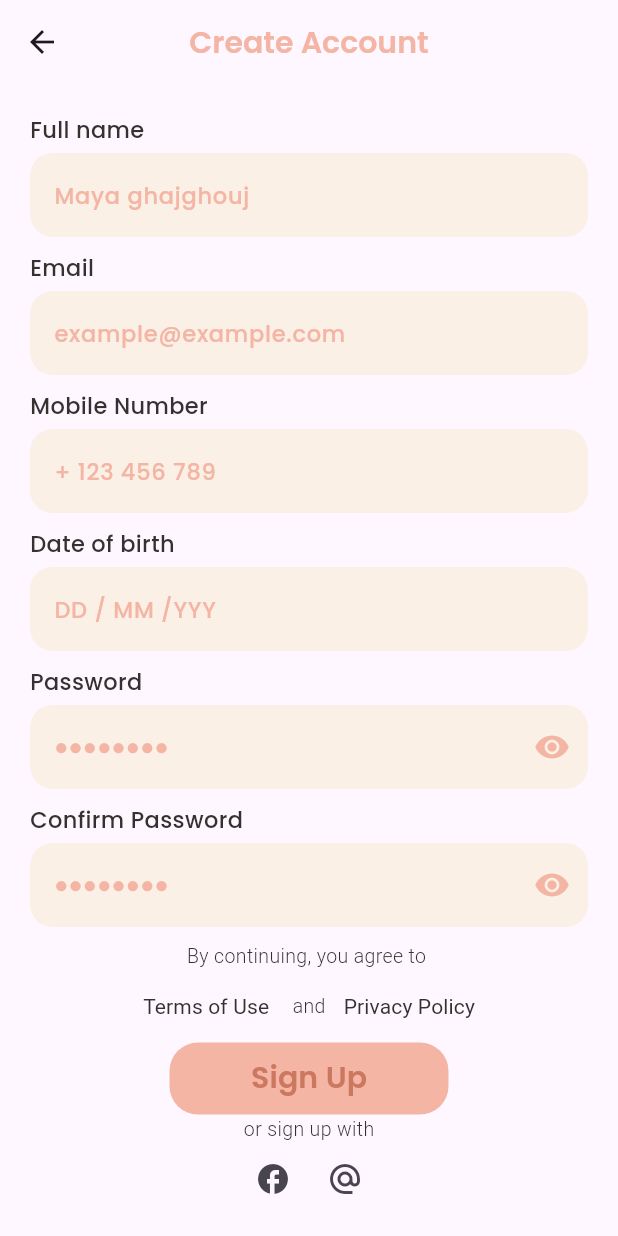
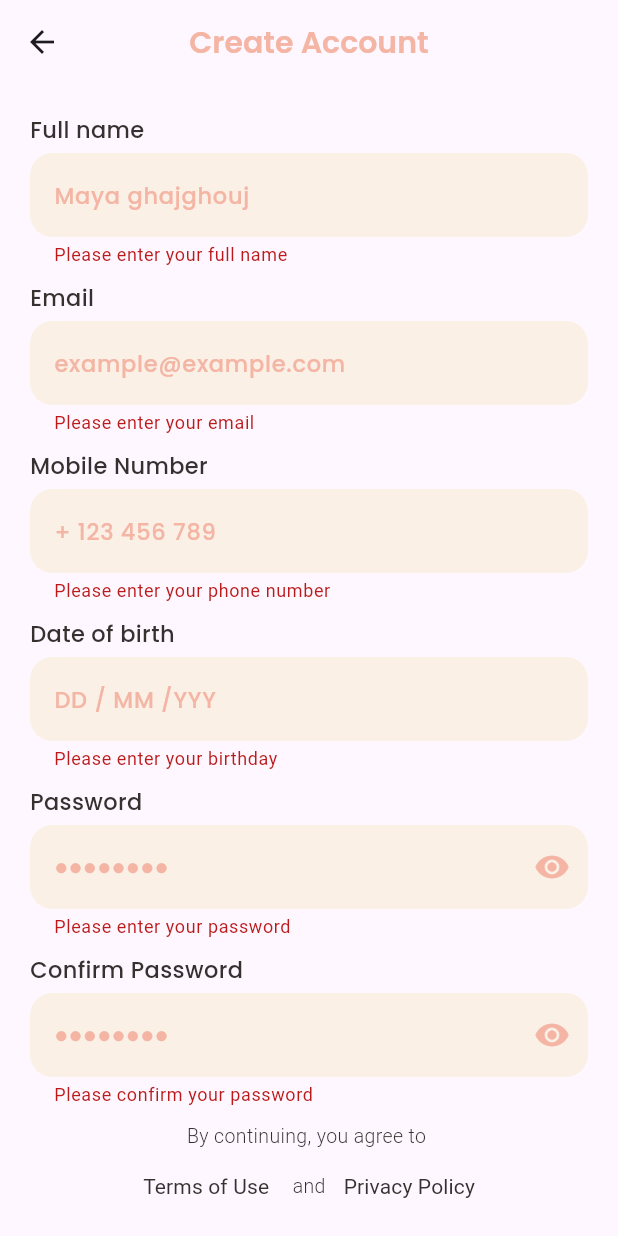
Before and after one commit to MayaGhajghouj/Market, a Flutter app: the Signup screen opened by its route, after a tap on "Sign Up", on a phone screen of 412 x 824 dp. Run offline on Flutter 3.47's test engine with Material 3 defaults, Android fonts, the phone set to English and light mode, and no system bars; our stand-ins replace cloud_firestore, firebase_auth, firebase_core, get; accounts and stored records are empty; Roboto replaces fonts that are missing (League Spartan).

Commit message:
edit the validate of password and null values inside form

```diff
--- a/lib/modules/login_signin_page/controllers/signup_controller.dart
+++ b/lib/modules/login_signin_page/controllers/signup_controller.dart
@@ -5,11 +5,15 @@ import 'package:get/get.dart';
 import 'package:mmarket_interfaces/core/app_routers.dart';
 import 'package:mmarket_interfaces/core/snackbar.dart';
 
+import '../../../core/manage_app_state/app_state_controller.dart';
+
 
 class AuthSignUpController{
 
   final FirebaseAuth _auth = FirebaseAuth.instance;
   final FirebaseFirestore _firestore = FirebaseFirestore.instance;
+  final AppStateController appStateController = Get.put(AppStateController());
+
 
   Future<void> authSignUpFunction (
       {
@@ -21,6 +25,7 @@ class AuthSignUpController{
         required BuildContext context,
       }) async {
     try {
+      appStateController.startLoading();
       final credentalUser = await _auth.createUserWithEmailAndPassword(
         email: emailAddress,
         password: password,
@@ -37,6 +42,7 @@ class AuthSignUpController{
           "mobileNumber": mobileNumber,
           "dateOfBirth": dateOfBirth,
         };
+
         // Add a new document with a generated ID
        await _firestore.collection("usersData").doc(user.uid).set(userData).then((_){
          print('\ndata is added to firestore collection USERDATA.\n');
@@ -44,6 +50,8 @@ class AuthSignUpController{
        }).catchError((e){
          print('\nError in adding data to firestore $e \n');
        });
+        appStateController.setSuccess();
+
        // Send verification email to validate the user
         await user.sendEmailVerification().then((_){
           print('\nVerification email sent.\n');
@@ -60,6 +68,7 @@ class AuthSignUpController{
     }//try
     on FirebaseAuthException catch (e)
     {
+      appStateController.setError();
       if (e.code == 'weak-password')
       {
         print('The password provided is too weak.');
@@ -73,6 +82,7 @@ class AuthSignUpController{
     }
     catch (e)
     {
+      appStateController.setError();
       print('error in sign up \n $e');
     }
   }
--- a/lib/modules/login_signin_page/views/signup.dart
+++ b/lib/modules/login_signin_page/views/signup.dart
@@ -1,21 +1,37 @@
 import 'package:flutter/material.dart';
 import 'package:get/get.dart';
 import 'package:mmarket_interfaces/core/app_routers.dart';
+import 'package:mmarket_interfaces/core/manage_app_state/app_status.dart';
 import 'package:mmarket_interfaces/widgets_componants/formdata.dart';
-
 import '../../../constants/colors.dart';
 import '../controllers/signup_controller.dart';
 
-class Signup extends StatelessWidget {
+class Signup extends StatefulWidget {
    Signup({super.key});
+
+  @override
+  State<Signup> createState() => _SignupState();
+}
+
+class _SignupState extends State<Signup> {
    final TextEditingController fullName =TextEditingController();
+
    final TextEditingController emailAddress =TextEditingController();
+
    final TextEditingController mobileNumber =TextEditingController();
+
    final TextEditingController dateOfBirth =TextEditingController();
+
    final TextEditingController password =TextEditingController();
+
    final TextEditingController confirmPassword =TextEditingController();
+
    final _formKey = GlobalKey<FormState>();
+
    final AuthSignUpController authSignUpController=AuthSignUpController();
+
+    bool obscureText=true;
+
    @override
   Widget build(BuildContext context) {
     return  Scaffold(
@@ -32,7 +48,16 @@ class Signup extends StatelessWidget {
       ),
       body: Padding(
         padding: const EdgeInsets.all(20.0),
-        child: Form(
+        child:
+        Obx((){
+          if(authSignUpController.appStateController.state.value==AppState.loading )
+            {
+            return Center(child: CircularProgressIndicator(
+              color: salmon,
+              backgroundColor: Terracotta,
+            ));
+            }
+          return  Form(
             key: _formKey,
             child: SingleChildScrollView(
               child: Column(
@@ -48,6 +73,12 @@ class Signup extends StatelessWidget {
                   ),
                   const SizedBox(height: 5.0,),
                   FormDataitem(
+                    validator: (value) {
+                      if (value == null || value.isEmpty) {
+                        return 'Please enter your full name';
+                      }
+                      return null;
+                    },
                     controller: fullName,
                     keyboardtype: TextInputType.text,
                     hintext: 'Maya ghajghouj',
@@ -65,6 +96,12 @@ class Signup extends StatelessWidget {
                   ),
                   const SizedBox(height: 5.0,),
                   FormDataitem(
+                    validator: (value) {
+                      if (value == null || value.isEmpty) {
+                        return 'Please enter your email';
+                      }
+                      return null;
+                    },
                     controller: emailAddress,
                     keyboardtype: TextInputType.emailAddress,
                     hintext: 'example@example.com',
@@ -82,6 +119,12 @@ class Signup extends StatelessWidget {
                   ),
                   const SizedBox(height: 5.0,),
                   FormDataitem(
+                    validator: (value) {
+                      if (value == null || value.isEmpty) {
+                        return 'Please enter your phone number';
+                      }
+                      return null;
+                    },
                     controller: mobileNumber,
                     keyboardtype: TextInputType.phone,
                     hintext: '+ 123 456 789',
@@ -99,6 +142,12 @@ class Signup extends StatelessWidget {
                   ),
                   const SizedBox(height: 5.0,),
                   FormDataitem(
+                    validator: (value) {
+                      if (value == null || value.isEmpty) {
+                        return 'Please enter your birthday';
+                      }
+                      return null;
+                    },
                     controller: dateOfBirth,
                     keyboardtype: TextInputType.datetime,
                     hintext: 'DD / MM /YYY',
@@ -116,13 +165,31 @@ class Signup extends StatelessWidget {
                   ),
                   const SizedBox(height: 5.0,),
                   FormDataitem(
+                      validator: (value) {
+                        if (value == null || value.isEmpty) {
+                          return 'Please enter your password';
+                        }
+                        return null;
+                      },
                       controller: password,
-                  obscuretext: true,
+                      obscuretext: obscureText,
                       keyboardtype: TextInputType.text,
                       hintext: '●●●●●●●●',
                       fontcolor: salmon,
-                    suffixicon: const Icon(Icons.remove_red_eye,
+                      suffixicon:  IconButton(
+                        onPressed: () {
+
+                         setState(() {
+                           obscureText = !obscureText;
+                         });
+                        },
+                        icon: Icon(
                           color: salmon,
+                          obscureText ?
+                            Icons.remove_red_eye_rounded
+                              :
+                              Icons.not_interested
+                        ),
                       )
                   ),
                   const SizedBox(height: 10.0,),
@@ -137,13 +204,36 @@ class Signup extends StatelessWidget {
                   ),
                   const SizedBox(height: 5.0,),
                   FormDataitem(
+                      validator: (value) {
+                        if (value == null || value.isEmpty )
+                        {
+                          return 'Please confirm your password';
+                        }
+                        if(value!=password.text)
+                        {
+                          return 'Passwords do not match';
+                        }
+                        return null;
+                      },
                       controller: confirmPassword,
                       keyboardtype: TextInputType.text,
                       hintext: '●●●●●●●●',
                       fontcolor: salmon,
-                    suffixicon: const Icon(Icons.remove_red_eye,
+                      suffixicon: IconButton(
+                        onPressed: () {
+
+                          setState(() {
+                            obscureText = !obscureText;
+                          });
+                        },
+                        icon: Icon(
                             color: salmon,
-                    )
+                            obscureText ?
+                            Icons.remove_red_eye_rounded
+                                :
+                            Icons.not_interested
+                        ),
+                      ),
                   ),
                   const SizedBox(height: 10.0,),
                   const Center(
@@ -156,12 +246,12 @@ class Signup extends StatelessWidget {
                       ),
                     ),
                   ),
+                  // this row is for term of use and policy
                   Row(
                     mainAxisAlignment: MainAxisAlignment.center,
                     children: [
                       TextButton(
                         onPressed: () {
-                        Get.toNamed(Routes.Signup);
                         },
                         child: const Text('Terms of Use ',
                           style: TextStyle(
@@ -182,7 +272,6 @@ class Signup extends StatelessWidget {
                       ),
                       TextButton(
                         onPressed: () {
-                        Get.toNamed(Routes.Signup);
                         },
                         child: const Text('Privacy Policy',
                           style: TextStyle(
@@ -195,6 +284,7 @@ class Signup extends StatelessWidget {
                       ),
                     ],
                   ),
+                  // this center widget for handle signUp process
                   Center(
                     child: Container(
                       width: 186,
@@ -204,8 +294,10 @@ class Signup extends StatelessWidget {
                         color: salmon,
                       ),
                       child: MaterialButton(
-                      onPressed: () async {
-                     if(_formKey.currentState!.validate()){
+                        onPressed: () async
+                        {
+                          if(_formKey.currentState!.validate())
+                          {
                             await  authSignUpController.authSignUpFunction(
                               context: context,
                               fullName: fullName.text,
@@ -214,6 +306,7 @@ class Signup extends StatelessWidget {
                               dateOfBirth: dateOfBirth.text,
                               password: password.text,);
                           }
+
                         },
                         child: const Text('Sign Up',
                           style: TextStyle(
@@ -227,6 +320,7 @@ class Signup extends StatelessWidget {
                       ),
                     ),
                   ),
+                  // this column for sign up process by facebook | google
                   Column(
                     children: [
                       const Text('or sign up with',
@@ -240,12 +334,14 @@ class Signup extends StatelessWidget {
                       Row(
                         mainAxisAlignment: MainAxisAlignment.center,
                         children: [
+                          // facebook signup
                           IconButton(
                               onPressed: (){},
                               icon: const Icon(
                                 Icons.facebook_outlined,
                               )
                           ),
+                          // google signup
                           IconButton(
                               onPressed: (){},
                               icon: const Icon(
@@ -256,6 +352,7 @@ class Signup extends StatelessWidget {
                       ),
                     ],
                   ),
+                  // this  row for login process if user signed
                   Row(
                     mainAxisAlignment: MainAxisAlignment.center,
                     children: [
@@ -269,7 +366,7 @@ class Signup extends StatelessWidget {
                       ),
                       TextButton(
                         onPressed: () {
-                        Get.toNamed(Routes.Signup);
+                          Get.toNamed(Routes.Login);
                         },
                         child: const Text('Log In',
                           style: TextStyle(
@@ -286,9 +383,11 @@ class Signup extends StatelessWidget {
 
               ),
             ),
+          );
+        }
+
         ),
       ),
-
     );
   }
 }
--- a/lib/modules/login_signin_page/widget_componants/show_alert_dialog.dart
+++ b/lib/modules/login_signin_page/widget_componants/show_alert_dialog.dart
@@ -21,7 +21,6 @@ void showEmailNotReceivedDialog ({required BuildContext context, required User u
           TextButton(
             child: Text('Resend Email'),
             onPressed: () async {
-
               // Call your function to resend the email here
              await user.sendEmailVerification();
              },
--- a/lib/widgets_componants/formdata.dart
+++ b/lib/widgets_componants/formdata.dart
@@ -8,10 +8,12 @@ Widget FormDataitem({
   required TextInputType keyboardtype,
   required String hintext ,
   required Color fontcolor,
-  Icon? suffixicon,
+  Widget? suffixicon,
   bool obscuretext=false,
+  String? Function(String?)? validator,
 }){
   return TextFormField(
+    validator: validator,
     controller: controller,
     obscureText: obscuretext,
     keyboardType: keyboardtype,
```
Lines whose indentation alone changed are shown as unchanged.
